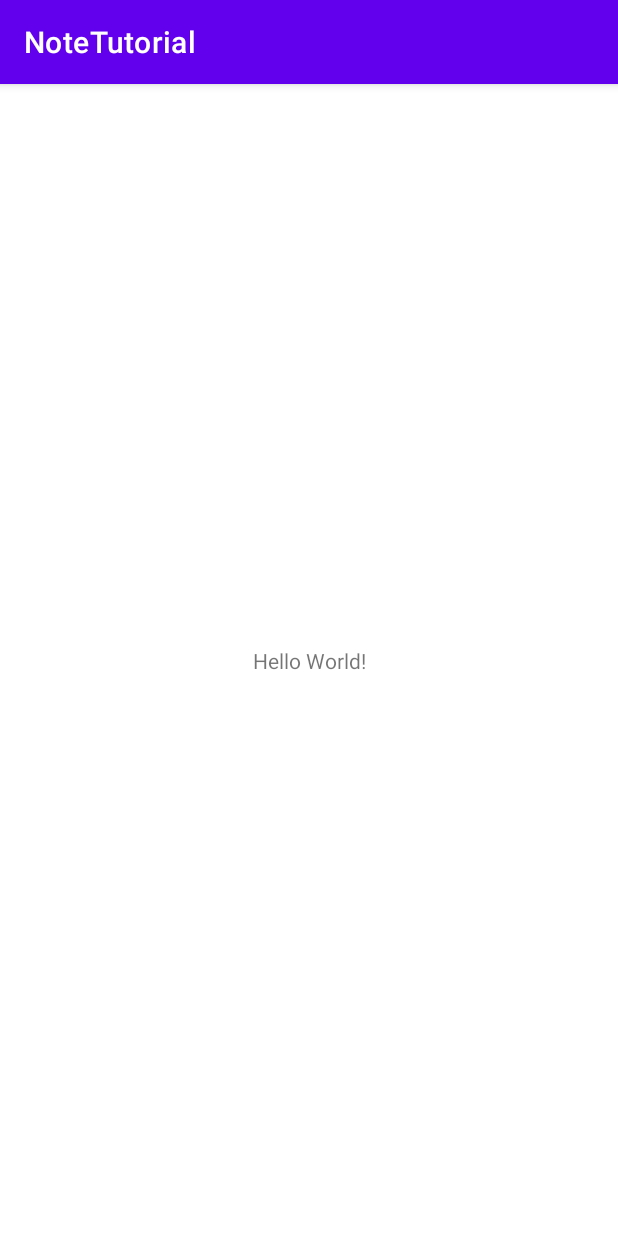
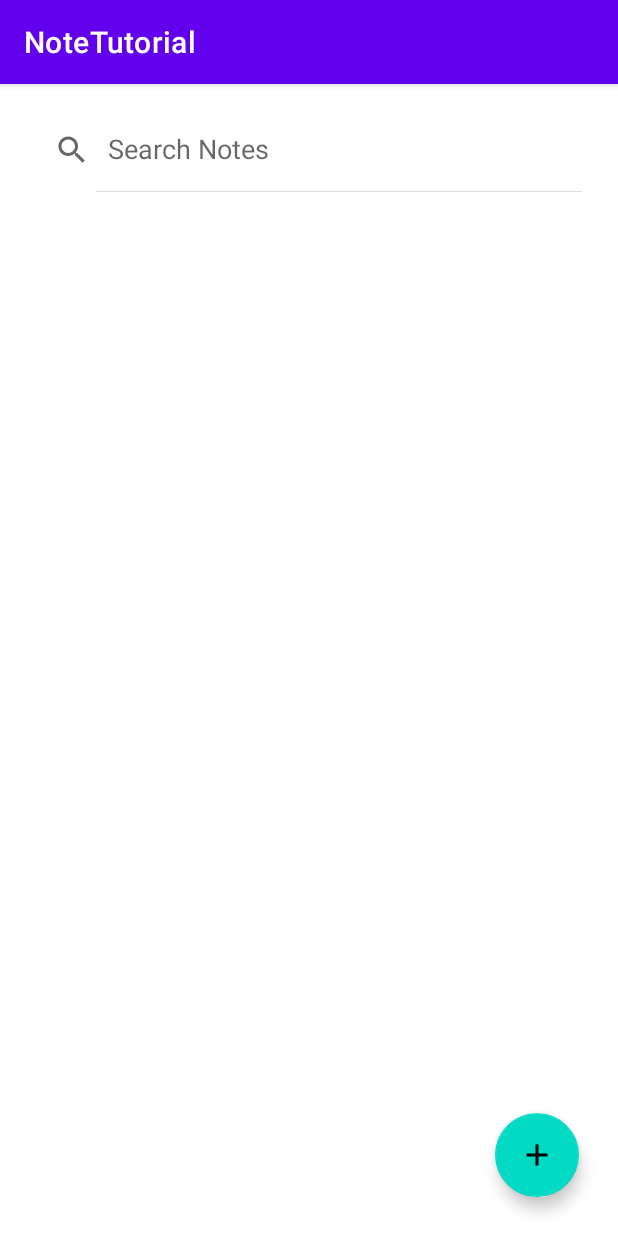
Before and after one commit to ogata-k/NoteTutorialForAndroid, an Android app: the screen it shows after launch (MainActivity), on a phone screen of 412 x 824 dp. Run offline under Robolectric (Android 15) with nearby library versions, the phone set to English and light mode, and no system bars.

Commit message:
add AddNoteActivity

```diff
--- a/app/src/main/AndroidManifest.xml
+++ b/app/src/main/AndroidManifest.xml
@@ -12,6 +12,9 @@
         android:theme="@style/Theme.NoteTutorial"
         tools:targetApi="31">
         <activity
+            android:name=".AddNote"
+            android:exported="false" />
+        <activity
             android:name=".MainActivity"
             android:exported="true">
             <intent-filter>
--- /dev/null
+++ b/app/src/main/res/drawable/ic_baseline_add_24.xml
@@ -0,0 +1,5 @@
+<vector android:height="24dp" android:tint="#000000"
+    android:viewportHeight="24" android:viewportWidth="24"
+    android:width="24dp" xmlns:android="http://schemas.android.com/apk/res/android">
+    <path android:fillColor="@android:color/white" android:pathData="M19,13h-6v6h-2v-6H5v-2h6V5h2v6h6v2z"/>
+</vector>
--- /dev/null
+++ b/app/src/main/res/drawable/ic_baseline_arrow_back_24.xml
@@ -0,0 +1,5 @@
+<vector android:autoMirrored="true" android:height="24dp"
+    android:tint="#000000" android:viewportHeight="24"
+    android:viewportWidth="24" android:width="24dp" xmlns:android="http://schemas.android.com/apk/res/android">
+    <path android:fillColor="@android:color/white" android:pathData="M20,11H7.83l5.59,-5.59L12,4l-8,8 8,8 1.41,-1.41L7.83,13H20v-2z"/>
+</vector>
--- /dev/null
+++ b/app/src/main/res/drawable/ic_baseline_check_24.xml
@@ -0,0 +1,5 @@
+<vector android:height="24dp" android:tint="#000000"
+    android:viewportHeight="24" android:viewportWidth="24"
+    android:width="24dp" xmlns:android="http://schemas.android.com/apk/res/android">
+    <path android:fillColor="@android:color/white" android:pathData="M9,16.17L4.83,12l-1.42,1.41L9,19 21,7l-1.41,-1.41z"/>
+</vector>
--- a/app/src/main/res/layout/activity_main.xml
+++ b/app/src/main/res/layout/activity_main.xml
@@ -6,13 +6,39 @@
     android:layout_height="match_parent"
     tools:context=".MainActivity">
 
-    <TextView
-        android:layout_width="wrap_content"
-        android:layout_height="wrap_content"
-        android:text="Hello World!"
-        app:layout_constraintBottom_toBottomOf="parent"
+    <SearchView
+        android:id="@+id/searchView"
+        android:layout_width="match_parent"
+        android:layout_height="?attr/actionBarSize"
+        android:layout_margin="16dp"
+        android:elevation="8dp"
+        android:iconifiedByDefault="false"
+        android:queryHint="Search Notes"
         app:layout_constraintEnd_toEndOf="parent"
         app:layout_constraintStart_toStartOf="parent"
         app:layout_constraintTop_toTopOf="parent" />
 
+    <androidx.recyclerview.widget.RecyclerView
+        android:id="@+id/recycler_view"
+        android:layout_width="match_parent"
+        android:layout_height="0dp"
+        app:layout_constraintBottom_toBottomOf="parent"
+        app:layout_constraintEnd_toEndOf="parent"
+        app:layout_constraintStart_toStartOf="parent"
+        app:layout_constraintTop_toBottomOf="@+id/searchView"
+        tools:listitem="@layout/list_item">
+
+    </androidx.recyclerview.widget.RecyclerView>
+
+    <com.google.android.material.floatingactionbutton.FloatingActionButton
+        android:id="@+id/floatingActionButton"
+        android:layout_width="wrap_content"
+        android:layout_height="wrap_content"
+        android:layout_marginEnd="26dp"
+        android:layout_marginBottom="26dp"
+        android:clickable="true"
+        app:layout_constraintBottom_toBottomOf="@+id/recycler_view"
+        app:layout_constraintEnd_toEndOf="parent"
+        app:srcCompat="@drawable/ic_baseline_add_24" />
+
 </androidx.constraintlayout.widget.ConstraintLayout>
```
Also changed, not shown: app/src/main/java/com/example/notetutorial/AddNote.kt (added, +11 -0 lines), app/src/main/res/layout/activity_add_note.xml (added, +75 -0 lines), app/src/main/res/layout/list_item.xml (added, +46 -0 lines).
